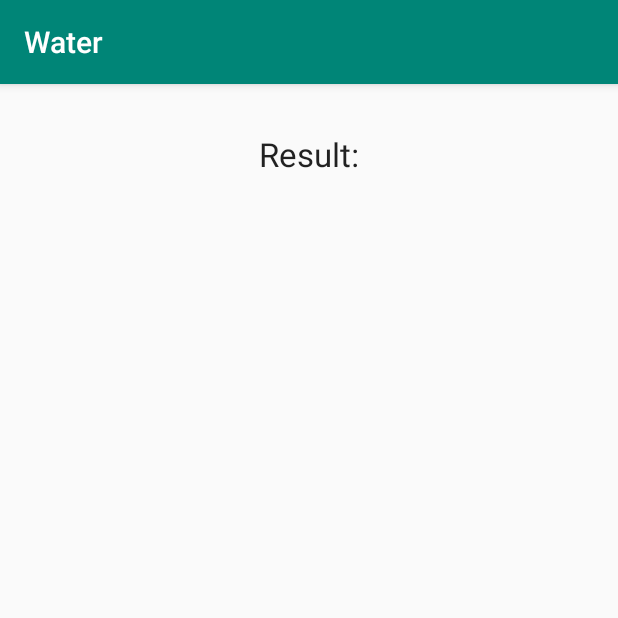
After one commit to lincindiawang/MidTest, an Android app: the ResultActivity screen opened directly, with no data from a screen before it, on a phone screen of 412 x 824 dp, the top half of it. The commit adds this screen. Run offline under Robolectric (Android 15) with nearby library versions, the phone set to English and light mode, and no system bars.

Commit message:
1112 2nd

```diff
--- a/app/src/main/AndroidManifest.xml
+++ b/app/src/main/AndroidManifest.xml
@@ -9,6 +9,7 @@
         android:roundIcon="@mipmap/ic_launcher_round"
         android:supportsRtl="true"
         android:theme="@style/AppTheme">
+        <activity android:name=".ResultActivity"></activity>
         <activity
             android:name=".MainActivity"
             android:label="@string/app_name"
--- /dev/null
+++ b/app/src/main/java/com/fju/water/ResultActivity.java
@@ -0,0 +1,14 @@
+package com.fju.water;
+
+import androidx.appcompat.app.AppCompatActivity;
+
+import android.os.Bundle;
+
+public class ResultActivity extends AppCompatActivity {
+
+    @Override
+    protected void onCreate(Bundle savedInstanceState) {
+        super.onCreate(savedInstanceState);
+        setContentView(R.layout.activity_result);
+    }
+}
--- /dev/null
+++ b/app/src/main/res/layout/activity_result.xml
@@ -0,0 +1,19 @@
+<?xml version="1.0" encoding="utf-8"?>
+<androidx.constraintlayout.widget.ConstraintLayout xmlns:android="http://schemas.android.com/apk/res/android"
+    xmlns:app="http://schemas.android.com/apk/res-auto"
+    xmlns:tools="http://schemas.android.com/tools"
+    android:layout_width="match_parent"
+    android:layout_height="match_parent"
+    tools:context=".ResultActivity">
+
+    <TextView
+        android:id="@+id/textView3"
+        android:layout_width="wrap_content"
+        android:layout_height="wrap_content"
+        android:layout_marginTop="32dp"
+        android:text="Result:"
+        android:textAppearance="@style/TextAppearance.AppCompat.Large"
+        app:layout_constraintEnd_toEndOf="parent"
+        app:layout_constraintStart_toStartOf="parent"
+        app:layout_constraintTop_toTopOf="parent" />
+</androidx.constraintlayout.widget.ConstraintLayout>
```
Also changed, not shown: app/src/main/java/com/fju/water/MainActivity.java (+83 -12 lines).
